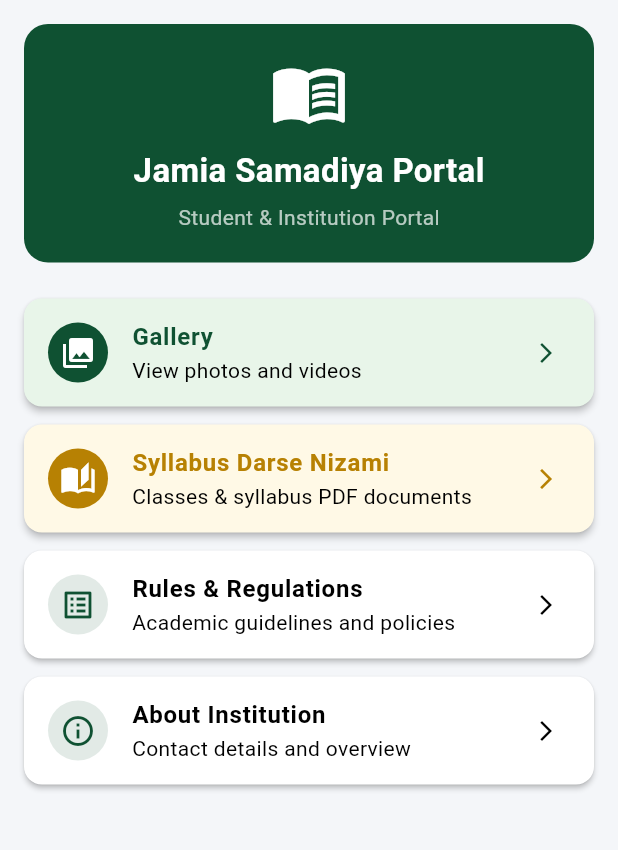
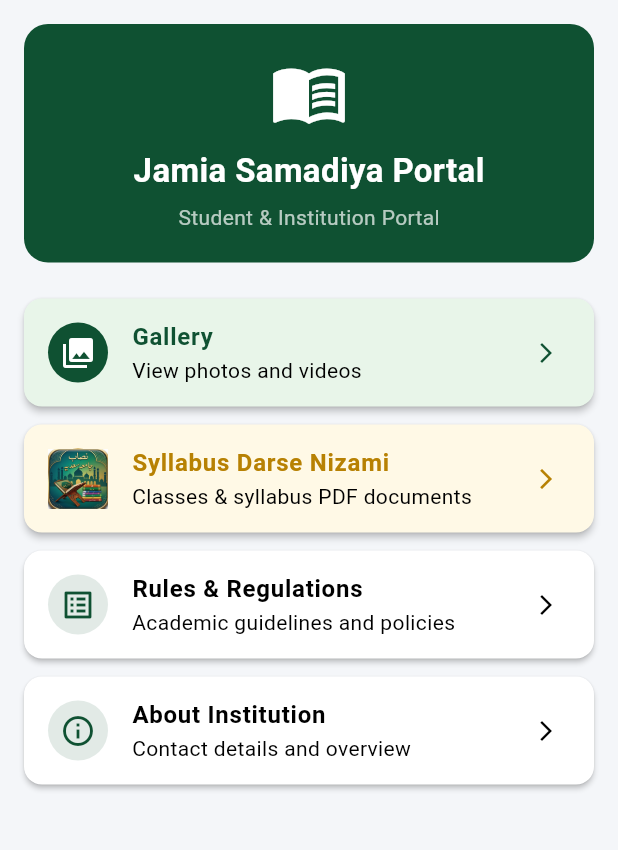
Before and after one commit to khan-88-del/Freefire, a Flutter app: the screen it shows after launch, on a phone screen of 412 x 824 dp, the part 84-934 px from its top. Run offline on Flutter 3.47's test engine with Material 3 defaults, Android fonts, the phone set to English and light mode, and no system bars; our stand-ins replace video_player; missing offline and left inert: flutter_pdfview.

Commit message:
Change Syllabus Darse Nizami tile icon to custom madarsa icon

```diff
--- a/lib/main.dart
+++ b/lib/main.dart
@@ -241,7 +241,7 @@ class SafeHomeScreen extends StatelessWidget {
               child: ListTile(
                 leading: const CircleAvatar(
                   backgroundColor: Color(0xFFB78103),
-                  child: Icon(Icons.auto_stories, color: Colors.white),
+                  child: Image.asset('assets/icons/syllabus_icon.png', fit: BoxFit.cover, errorBuilder: (ctx, err, st) => const Icon(Icons.auto_stories, color: Colors.white)),
                 ),
                 title: const Text(
                   'Syllabus Darse Nizami',
--- a/pubspec.yaml
+++ b/pubspec.yaml
@@ -23,3 +23,4 @@ flutter:
   uses-material-design: true
   assets:
     - assets/images/splash_bg.jpg
+    - assets/icons/
```
Also changed, not shown: assets/icons/syllabus_icon.png (added).
